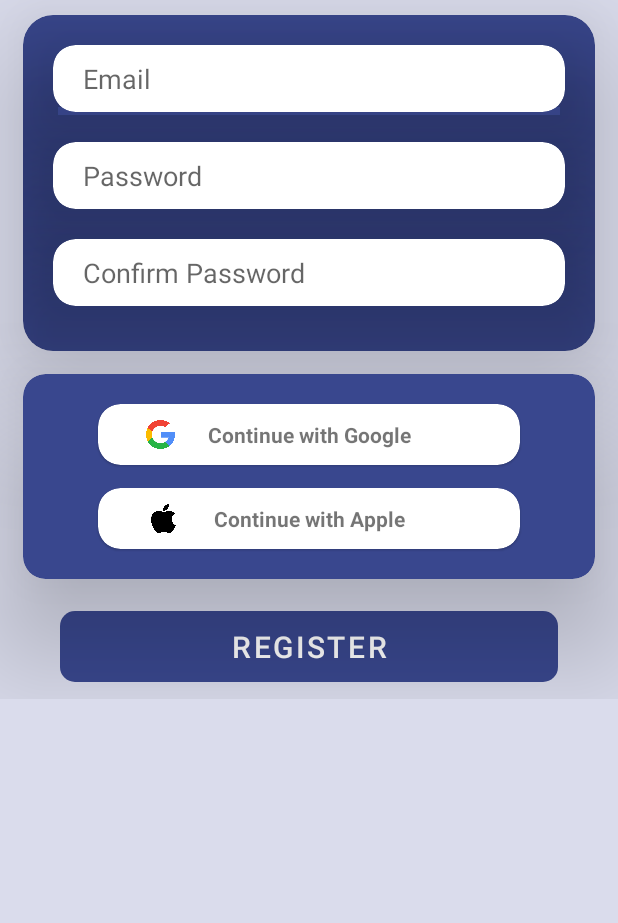
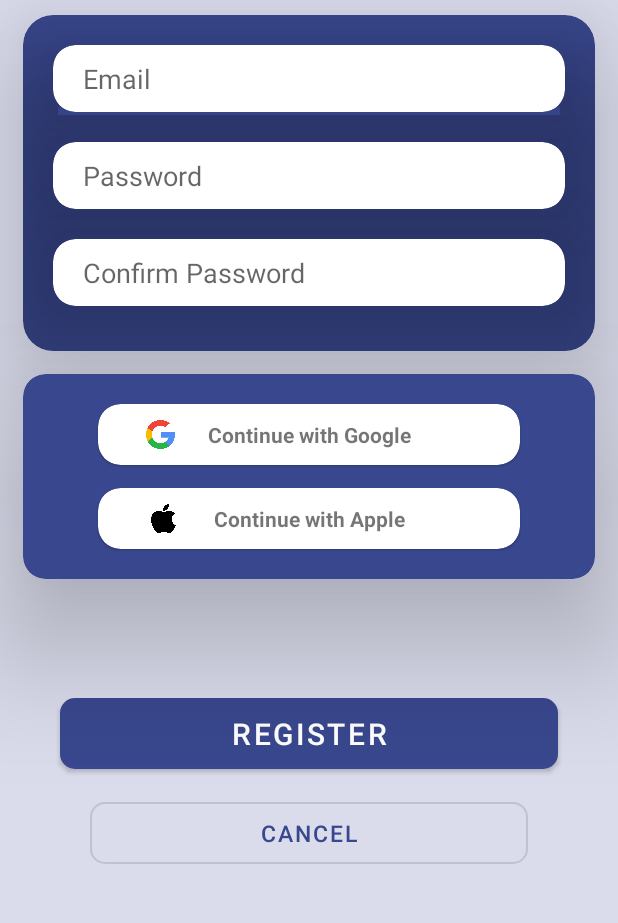
Before and after one commit to qawitherev/LETAK, an Android app: the SignUpActivity screen opened directly, with no data from a screen before it, on a phone screen of 412 x 824 dp, the part 215-1138 px from its top. Run offline under Robolectric (Android 15) with nearby library versions, the phone set to English and light mode, and no system bars; our stand-ins replace Firebase (no records; nobody signed in at launch, a user with empty details on screens opened directly).

```diff
--- a/app/src/main/res/layout/activity_sign_up.xml
+++ b/app/src/main/res/layout/activity_sign_up.xml
@@ -260,5 +260,20 @@
             app:layout_constraintStart_toStartOf="parent"
             app:layout_constraintTop_toBottomOf="@id/connect_with_social" />
 
+        <com.google.android.material.button.MaterialButton
+            android:layout_width="match_parent"
+            android:layout_height="wrap_content"
+            android:id="@+id/cancel_button"
+            android:layout_marginStart="60dp"
+            android:layout_marginEnd="60dp"
+            app:layout_constraintTop_toBottomOf="@id/register_button"
+            android:layout_marginTop="10dp"
+            app:cornerRadius="10dp"
+            android:textSize="15sp"
+            android:paddingTop="10dp"
+            android:paddingBottom="10dp"
+            android:text="@string/cancel"
+            style="@style/Widget.MaterialComponents.Button.OutlinedButton"/>
+
     </androidx.constraintlayout.widget.ConstraintLayout>
 </ScrollView>
```
Also changed, not shown: app/src/main/java/com/abing/letak/LoginActivity.kt (+87 -0 lines), app/src/main/java/com/abing/letak/SignUpActivity.kt (+26 -17 lines), app/src/main/res/layout/activity_login.xml (+22 -2 lines), app/src/main/res/values/strings.xml (+6 -1 lines).
